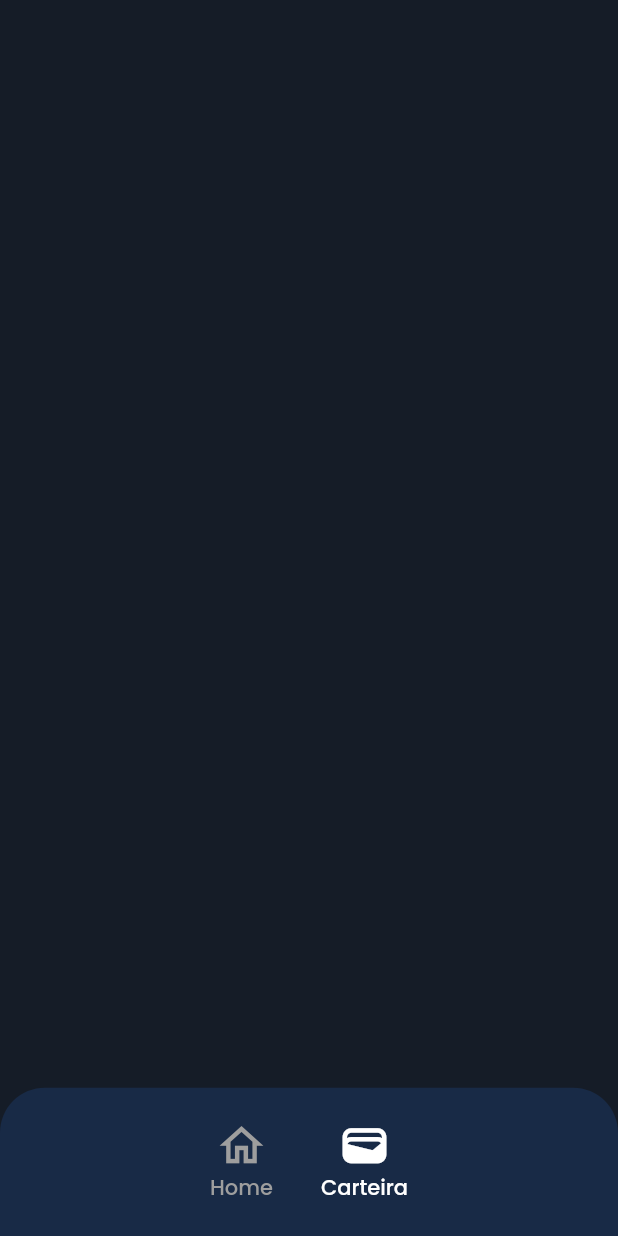
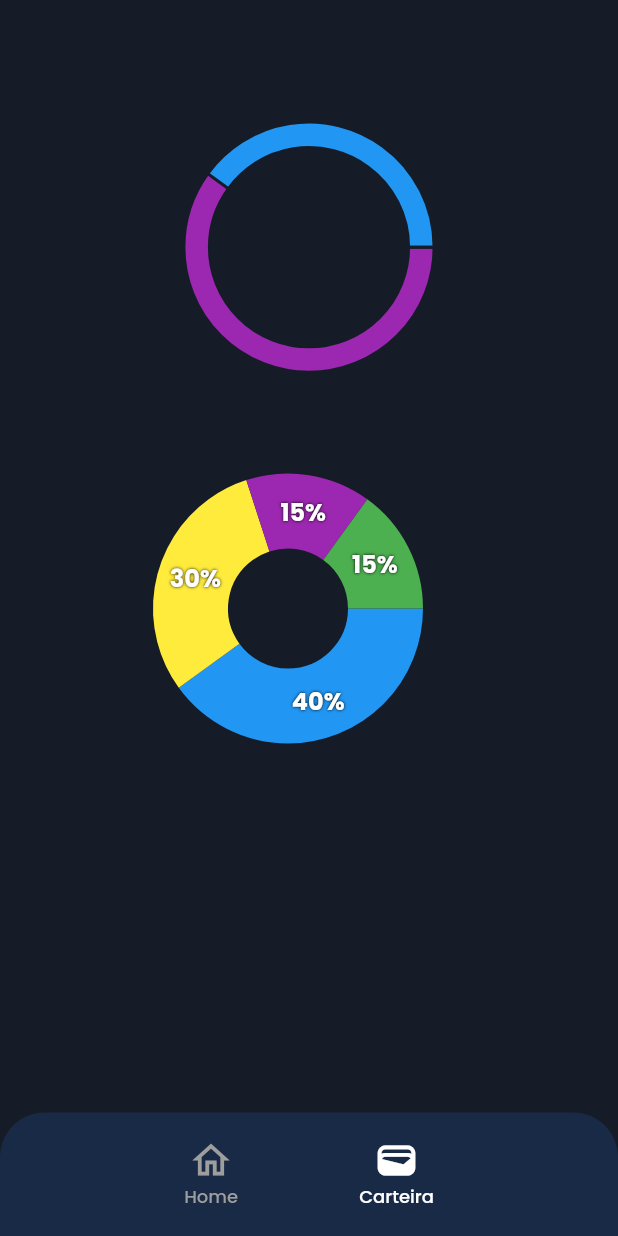
Before and after one commit to VitorLamego/WinX_Banking, a Flutter app: the screen it shows after launch, after a tap on "Carteira", on a phone screen of 412 x 824 dp. Run offline on Flutter 3.47's test engine with Material 2 defaults, Android fonts, the light colour scheme and no system bars; drawn by our look-alikes of fl_chart.

Commit message:
feat: adding charts to application

```diff
--- a/lib/components/navbar.dart
+++ b/lib/components/navbar.dart
@@ -16,7 +16,7 @@ class _NavBarState extends State<NavBar> {
   Widget build(BuildContext context) {
     Size size = MediaQuery.of(context).size;
     return Container(
-      height: size.height * 0.12,
+      height: size.height * 0.1,
       width: size.width,
       decoration: BoxDecoration(
         color: const Color.fromARGB(255, 24, 43, 73).withOpacity(.9),
@@ -28,7 +28,7 @@ class _NavBarState extends State<NavBar> {
         margin: EdgeInsets.symmetric(horizontal: size.width * 0.2),
         child: Row(
           crossAxisAlignment: CrossAxisAlignment.center,
-          mainAxisAlignment: MainAxisAlignment.center,
+          mainAxisAlignment: MainAxisAlignment.spaceAround,
           children: [
             ElevatedButton(
               onPressed: () {
@@ -48,13 +48,14 @@ class _NavBarState extends State<NavBar> {
                   Icon(
                     Icons.home_outlined,
                     color: widget.isHomeSelected ? Colors.white : Colors.grey,
-                    size: 35,
+                    size: 30,
                   ),
                   Text(
                     "Home",
                     style: TextStyle(
                         color:
-                            widget.isHomeSelected ? Colors.white : Colors.grey),
+                            widget.isHomeSelected ? Colors.white : Colors.grey,
+                        fontSize: 12),
                   )
                 ],
               ),
@@ -77,14 +78,15 @@ class _NavBarState extends State<NavBar> {
                   Icon(
                     Icons.wallet_outlined,
                     color: !widget.isHomeSelected ? Colors.white : Colors.grey,
-                    size: 35,
+                    size: 30,
                   ),
                   Text(
                     "Carteira",
                     style: TextStyle(
-                        color: !widget.isHomeSelected
-                            ? Colors.white
-                            : Colors.grey),
+                      color:
+                          !widget.isHomeSelected ? Colors.white : Colors.grey,
+                      fontSize: 12,
+                    ),
                   )
                 ],
               ),
--- a/lib/views/home/home.dart
+++ b/lib/views/home/home.dart
@@ -98,10 +98,10 @@ class _HomePageState extends State<HomePage> {
                       visible: controller.balanceVisible,
                       child: Center(
                         child: BlurryContainer(
-                          blur: 4,
+                          blur: 6,
                           child: SizedBox(
                             height: size.height * 0.06,
-                            width: size.width * 0.3,
+                            width: size.width * 0.4,
                           ),
                         ),
                       ),
--- /dev/null
+++ b/lib/views/wallet/components/indicator.dart
@@ -0,0 +1,44 @@
+import 'package:flutter/material.dart';
+
+class Indicator extends StatelessWidget {
+  const Indicator({
+    super.key,
+    required this.color,
+    required this.text,
+    required this.isSquare,
+    this.size = 16,
+    this.textColor,
+  });
+  final Color color;
+  final String text;
+  final bool isSquare;
+  final double size;
+  final Color? textColor;
+
+  @override
+  Widget build(BuildContext context) {
+    return Row(
+      children: <Widget>[
+        Container(
+          width: size,
+          height: size,
+          decoration: BoxDecoration(
+            shape: isSquare ? BoxShape.rectangle : BoxShape.circle,
+            color: color,
+          ),
+        ),
+        const SizedBox(
+          width: 4,
+        ),
+        Text(
+          text,
+          style: TextStyle(
+            fontSize: 16,
+            fontWeight: FontWeight.bold,
+            color: textColor,
+          ),
+        )
+      ],
+    );
+  }
+}
--- /dev/null
+++ b/lib/views/wallet/components/pie_chart.dart
@@ -0,0 +1,163 @@
+import 'package:fl_chart/fl_chart.dart';
+import 'package:flutter/material.dart';
+import 'package:statz_banking/views/wallet/components/indicator.dart';
+
+class PieChartSample2 extends StatefulWidget {
+  const PieChartSample2({super.key});
+
+  @override
+  State<StatefulWidget> createState() => PieChart2State();
+}
+
+class PieChart2State extends State {
+  int touchedIndex = -1;
+
+  @override
+  Widget build(BuildContext context) {
+    return AspectRatio(
+      aspectRatio: 1.3,
+      child: Row(
+        children: <Widget>[
+          const SizedBox(
+            height: 18,
+          ),
+          Expanded(
+            child: AspectRatio(
+              aspectRatio: 1,
+              child: PieChart(
+                PieChartData(
+                  pieTouchData: PieTouchData(
+                    touchCallback: (FlTouchEvent event, pieTouchResponse) {
+                      setState(() {
+                        if (!event.isInterestedForInteractions ||
+                            pieTouchResponse == null ||
+                            pieTouchResponse.touchedSection == null) {
+                          touchedIndex = -1;
+                          return;
+                        }
+                        touchedIndex = pieTouchResponse
+                            .touchedSection!.touchedSectionIndex;
+                      });
+                    },
+                  ),
+                  borderData: FlBorderData(
+                    show: false,
+                  ),
+                  sectionsSpace: 0,
+                  centerSpaceRadius: 40,
+                  sections: showingSections(),
+                ),
+              ),
+            ),
+          ),
+          // Column(
+          //   mainAxisAlignment: MainAxisAlignment.end,
+          //   crossAxisAlignment: CrossAxisAlignment.start,
+          //   children: const <Widget>[
+          //     Indicator(
+          //       color: Colors.blue,
+          //       text: 'First',
+          //       isSquare: true,
+          //     ),
+          //     SizedBox(
+          //       height: 4,
+          //     ),
+          //     Indicator(
+          //       color: Colors.yellow,
+          //       text: 'Second',
+          //       isSquare: true,
+          //     ),
+          //     SizedBox(
+          //       height: 4,
+          //     ),
+          //     Indicator(
+          //       color: Colors.purple,
+          //       text: 'Third',
+          //       isSquare: true,
+          //     ),
+          //     SizedBox(
+          //       height: 4,
+          //     ),
+          //     Indicator(
+          //       color: Colors.green,
+          //       text: 'Fourth',
+          //       isSquare: true,
+          //     ),
+          //     SizedBox(
+          //       height: 18,
+          //     ),
+          //   ],
+          // ),
+          const SizedBox(
+            width: 28,
+          ),
+        ],
+      ),
+    );
+  }
+
+  List<PieChartSectionData> showingSections() {
+    return List.generate(4, (i) {
+      final isTouched = i == touchedIndex;
+      final fontSize = isTouched ? 25.0 : 16.0;
+      final radius = isTouched ? 60.0 : 50.0;
+      const shadows = [Shadow(color: Colors.black, blurRadius: 2)];
+      switch (i) {
+        case 0:
+          return PieChartSectionData(
+            color: Colors.blue,
+            value: 40,
+            title: '40%',
+            radius: radius,
+            titleStyle: TextStyle(
+              fontSize: fontSize,
+              fontWeight: FontWeight.bold,
+              color: Colors.white,
+              shadows: shadows,
+            ),
+          );
+        case 1:
+          return PieChartSectionData(
+            color: Colors.yellow,
+            value: 30,
+            title: '30%',
+            radius: radius,
+            titleStyle: TextStyle(
+              fontSize: fontSize,
+              fontWeight: FontWeight.bold,
+              color: Colors.white,
+              shadows: shadows,
+            ),
+          );
+        case 2:
+          return PieChartSectionData(
+            color: Colors.purple,
+            value: 15,
+            title: '15%',
+            radius: radius,
+            titleStyle: TextStyle(
+              fontSize: fontSize,
+              fontWeight: FontWeight.bold,
+              color: Colors.white,
+              shadows: shadows,
+            ),
+          );
+        case 3:
+          return PieChartSectionData(
+            color: Colors.green,
+            value: 15,
+            title: '15%',
+            radius: radius,
+            titleStyle: TextStyle(
+              fontSize: fontSize,
+              fontWeight: FontWeight.bold,
+              color: Colors.white,
+              shadows: shadows,
+            ),
+          );
+        default:
+          throw Error();
+      }
+    });
+  }
+}
--- a/lib/views/wallet/wallet.dart
+++ b/lib/views/wallet/wallet.dart
@@ -1,7 +1,9 @@
+import 'package:fl_chart/fl_chart.dart';
 import 'package:flutter/material.dart';
 import 'package:flutter/src/widgets/framework.dart';
 import 'package:flutter/src/widgets/placeholder.dart';
 import 'package:statz_banking/components/navbar.dart';
+import 'package:statz_banking/views/wallet/components/pie_chart.dart';
 
 class WalletPage extends StatefulWidget {
   const WalletPage({super.key});
@@ -13,11 +15,36 @@ class WalletPage extends StatefulWidget {
 class _WalletPageState extends State<WalletPage> {
   @override
   Widget build(BuildContext context) {
+    Size size = MediaQuery.of(context).size;
     return Scaffold(
       body: Stack(
         children: [
           Column(
-            children: [],
+            children: [
+              Center(
+                child: Container(
+                  height: size.height * 0.2,
+                  width: size.width * 0.8,
+                  margin: EdgeInsets.only(top: size.height * 0.1),
+                  child: PieChart(
+                    PieChartData(sections: [
+                      PieChartSectionData(
+                        value: 30,
+                        color: Colors.purple,
+                        radius: 15,
+                        showTitle: false,
+                      ),
+                      PieChartSectionData(
+                          value: 20,
+                          color: Colors.blue,
+                          radius: 15,
+                          showTitle: false)
+                    ], pieTouchData: PieTouchData(enabled: true)),
+                  ),
+                ),
+              ),
+              PieChartSample2()
+            ],
           ),
           Align(
             alignment: Alignment.bottomCenter,
--- a/pubspec.yaml
+++ b/pubspec.yaml
@@ -9,6 +9,7 @@ environment:
 dependencies:
   flutter:
     sdk: flutter
+  fl_chart: ^0.61.0
 
 dev_dependencies:
   flutter_test:
```
Also changed, not shown: pubspec.lock.
